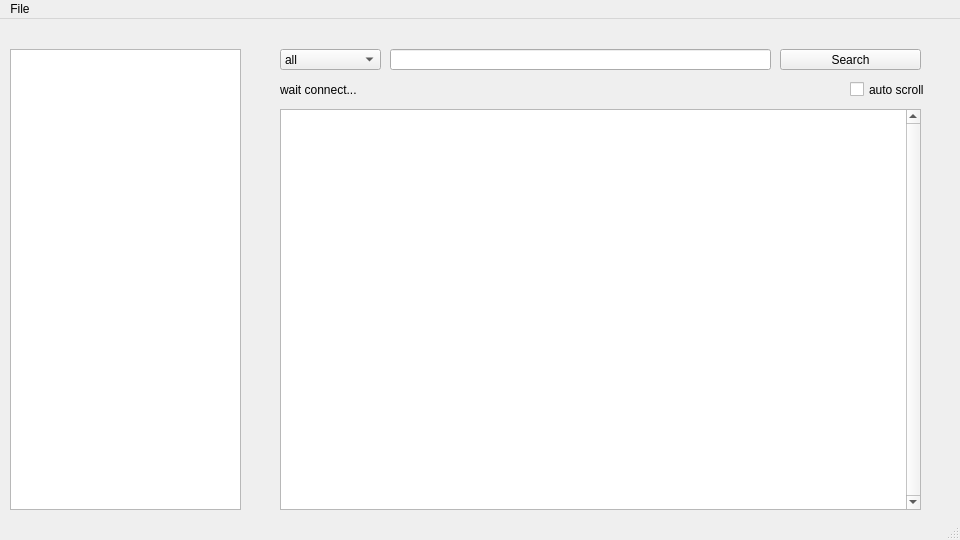
This is window/log_window.ui in TERABYTE0130/logViewer as Qt 5 draws it before an edit. The edited form follows.
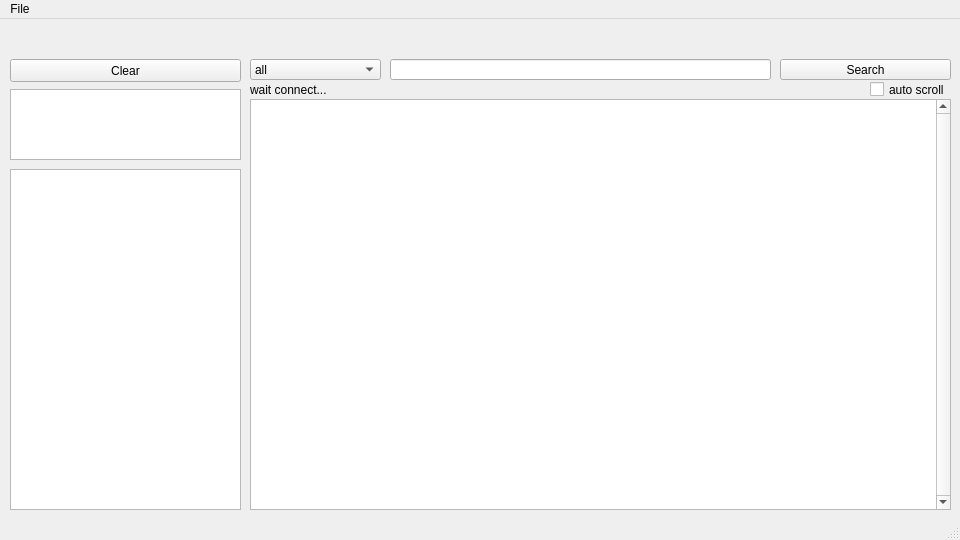
This is the edited form.

Commit message: ログのテーブル化試す前

Diff of the .ui file:
```diff
--- a/window/log_window.ui
+++ b/window/log_window.ui
@@ -29,13 +29,13 @@
    <bool>false</bool>
   </property>
   <widget class="QWidget" name="centralwidget">
-   <widget class="QTreeView" name="CategoryView">
+   <widget class="QListWidget" name="CategoryView">
     <property name="geometry">
      <rect>
       <x>10</x>
-      <y>30</y>
+      <y>150</y>
       <width>231</width>
-      <height>461</height>
+      <height>341</height>
      </rect>
     </property>
     <property name="font">
@@ -47,9 +47,9 @@
    <widget class="QComboBox" name="TypeFilterBox">
     <property name="geometry">
      <rect>
-      <x>280</x>
-      <y>30</y>
-      <width>101</width>
+      <x>250</x>
+      <y>40</y>
+      <width>131</width>
       <height>21</height>
      </rect>
     </property>
@@ -78,7 +78,7 @@
     <property name="geometry">
      <rect>
       <x>390</x>
-      <y>30</y>
+      <y>40</y>
       <width>381</width>
       <height>21</height>
      </rect>
@@ -88,8 +88,8 @@
     <property name="geometry">
      <rect>
       <x>780</x>
-      <y>30</y>
-      <width>141</width>
+      <y>40</y>
+      <width>171</width>
       <height>21</height>
      </rect>
     </property>
@@ -100,10 +100,10 @@
    <widget class="QTextBrowser" name="LogView">
     <property name="geometry">
      <rect>
-      <x>280</x>
-      <y>90</y>
-      <width>641</width>
-      <height>401</height>
+      <x>250</x>
+      <y>80</y>
+      <width>701</width>
+      <height>411</height>
      </rect>
     </property>
     <property name="verticalScrollBarPolicy">
@@ -113,7 +113,7 @@
    <widget class="QCheckBox" name="AutoScrollBox">
     <property name="geometry">
      <rect>
-      <x>850</x>
+      <x>870</x>
       <y>60</y>
       <width>81</width>
       <height>21</height>
@@ -126,7 +126,7 @@
    <widget class="QLabel" name="ConnectView">
     <property name="geometry">
      <rect>
-      <x>280</x>
+      <x>250</x>
       <y>60</y>
       <width>91</width>
       <height>21</height>
@@ -136,6 +136,29 @@
      <string>wait connect...</string>
     </property>
    </widget>
+   <widget class="QListWidget" name="CategoryFilter">
+    <property name="geometry">
+     <rect>
+      <x>10</x>
+      <y>70</y>
+      <width>231</width>
+      <height>71</height>
+     </rect>
+    </property>
+   </widget>
+   <widget class="QPushButton" name="pushButton">
+    <property name="geometry">
+     <rect>
+      <x>10</x>
+      <y>40</y>
+      <width>231</width>
+      <height>23</height>
+     </rect>
+    </property>
+    <property name="text">
+     <string>Clear</string>
+    </property>
+   </widget>
   </widget>
   <widget class="QStatusBar" name="statusbar"/>
   <widget class="QMenuBar" name="menubar">
```
The commit also changes 1 other file.
